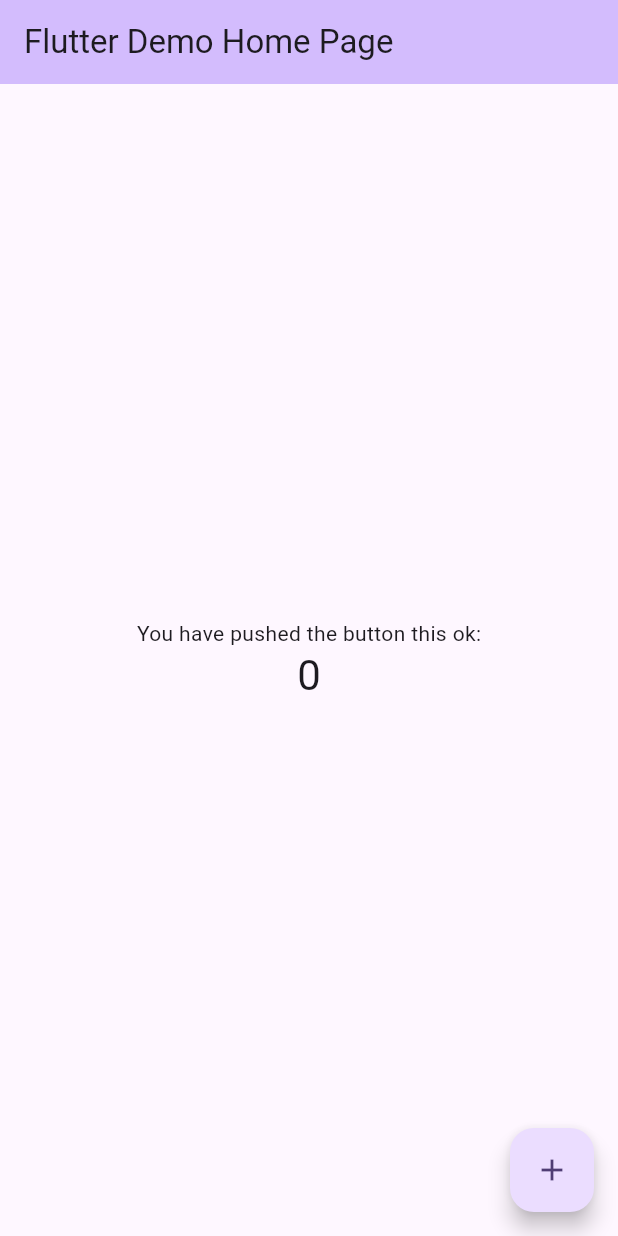
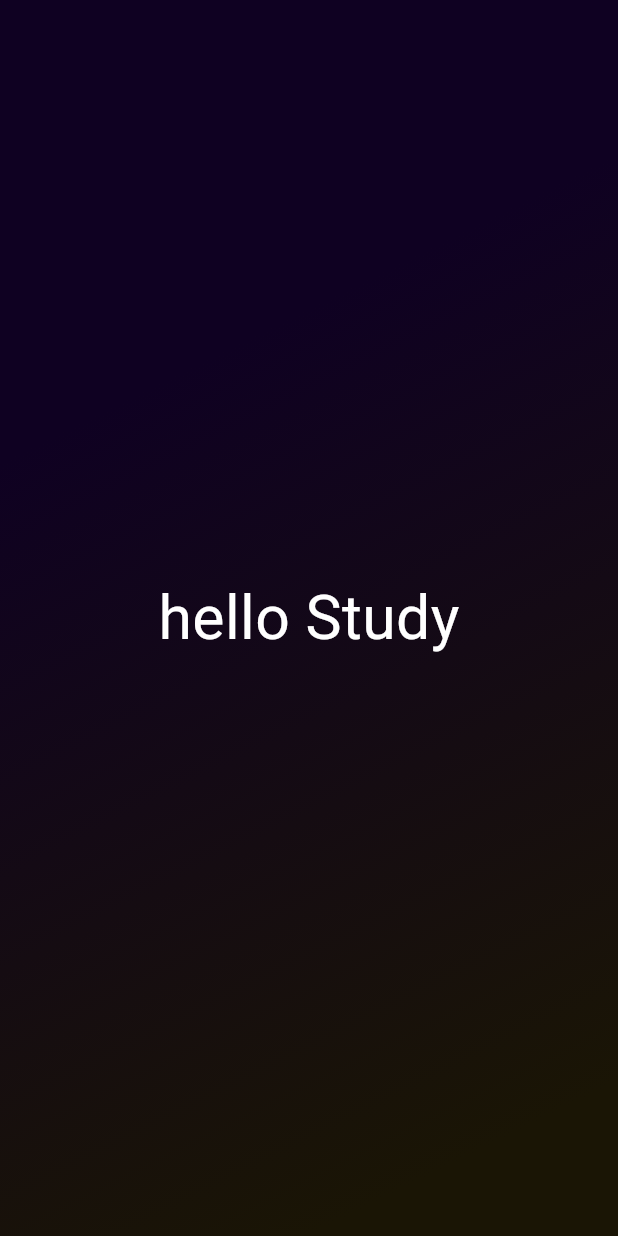
Before and after one commit to nikuwadaskar/roll_a_dice_flutter_android_app, a Flutter app: the screen it shows after launch, on a phone screen of 412 x 824 dp. Run offline on Flutter 3.47's test engine with Material 3 defaults, Android fonts, the phone set to English and light mode, and no system bars.

Commit message:
started with project

```diff
--- /dev/null
+++ b/lib/gradient_container.dart
@@ -0,0 +1,54 @@
+// import 'package:flutter/material.dart';
+// import 'styled_text.dart';
+
+// const startAlignment = Alignment.topLeft;
+// const endAlignment = Alignment.bottomRight;
+
+// class GradientContainer extends StatelessWidget {
+//   const GradientContainer({super.key, required this.colors});
+
+//   final List<Color> colors;
+
+//   @override
+//   Widget build(context) {
+//     return Container(
+//       decoration: BoxDecoration(
+//         gradient: LinearGradient(
+//           colors: colors,
+//           begin: startAlignment,
+//           end: endAlignment,
+//           stops: const [0.3, 0.9],
+//         ),
+//       ),
+//       child: const Center(child: StyledText("hello Study")),
+//     );
+//   }
+// }
+
+import 'package:flutter/material.dart';
+import 'styled_text.dart';
+
+const startAlignment = Alignment.topLeft;
+const endAlignment = Alignment.bottomRight;
+
+class GradientContainer extends StatelessWidget {
+  const GradientContainer(this.color1, this.color2, {super.key});
+
+  final Color color1;
+  final Color color2;
+
+  @override
+  Widget build(context) {
+    return Container(
+      decoration: BoxDecoration(
+        gradient: LinearGradient(
+          colors: [color1, color2],
+          begin: startAlignment,
+          end: endAlignment,
+          stops: const [0.3, 0.9],
+        ),
+      ),
+      child: const Center(child: StyledText("hello Study")),
+    );
+  }
+}
--- a/lib/main.dart
+++ b/lib/main.dart
@@ -1,125 +1,15 @@
 import 'package:flutter/material.dart';
+import 'gradient_container.dart';
 
 void main() {
-  runApp(const MyApp());
-}
-
-class MyApp extends StatelessWidget {
-  const MyApp({super.key});
-
-  // This widget is the root of your application.
-  @override
-  Widget build(BuildContext context) {
-    return MaterialApp(
-      title: 'Flutter Demo',
-      theme: ThemeData(
-        // This is the theme of your application.
-        //
-        // TRY THIS: Try running your application with "flutter run". You'll see
-        // the application has a purple toolbar. Then, without quitting the app,
-        // try changing the seedColor in the colorScheme below to Colors.green
-        // and then invoke "hot reload" (save your changes or press the "hot
-        // reload" button in a Flutter-supported IDE, or press "r" if you used
-        // the command line to start the app).
-        //
-        // Notice that the counter didn't reset back to zero; the application
-        // state is not lost during the reload. To reset the state, use hot
-        // restart instead.
-        //
-        // This works for code too, not just values: Most code changes can be
-        // tested with just a hot reload.
-        colorScheme: ColorScheme.fromSeed(seedColor: Colors.deepPurple),
-        useMaterial3: true,
-      ),
-      home: const MyHomePage(title: 'Flutter Demo Home Page'),
-    );
-  }
-}
-
-class MyHomePage extends StatefulWidget {
-  const MyHomePage({super.key, required this.title});
-
-  // This widget is the home page of your application. It is stateful, meaning
-  // that it has a State object (defined below) that contains fields that affect
-  // how it looks.
-
-  // This class is the configuration for the state. It holds the values (in this
-  // case the title) provided by the parent (in this case the App widget) and
-  // used by the build method of the State. Fields in a Widget subclass are
-  // always marked "final".
-
-  final String title;
-
-  @override
-  State<MyHomePage> createState() => _MyHomePageState();
-}
-
-class _MyHomePageState extends State<MyHomePage> {
-  int _counter = 0;
-
-  void _incrementCounter() {
-    setState(() {
-      // This call to setState tells the Flutter framework that something has
-      // changed in this State, which causes it to rerun the build method below
-      // so that the display can reflect the updated values. If we changed
-      // _counter without calling setState(), then the build method would not be
-      // called again, and so nothing would appear to happen.
-      _counter++;
-    });
-  }
-
-  @override
-  Widget build(BuildContext context) {
-    // This method is rerun every time setState is called, for instance as done
-    // by the _incrementCounter method above.
-    //
-    // The Flutter framework has been optimized to make rerunning build methods
-    // fast, so that you can just rebuild anything that needs updating rather
-    // than having to individually change instances of widgets.
-    return Scaffold(
-      appBar: AppBar(
-        // TRY THIS: Try changing the color here to a specific color (to
-        // Colors.amber, perhaps?) and trigger a hot reload to see the AppBar
-        // change color while the other colors stay the same.
-        backgroundColor: Theme.of(context).colorScheme.inversePrimary,
-        // Here we take the value from the MyHomePage object that was created by
-        // the App.build method, and use it to set our appbar title.
-        title: Text(widget.title),
-      ),
-      body: Center(
-        // Center is a layout widget. It takes a single child and positions it
-        // in the middle of the parent.
-        child: Column(
-          // Column is also a layout widget. It takes a list of children and
-          // arranges them vertically. By default, it sizes itself to fit its
-          // children horizontally, and tries to be as tall as its parent.
-          //
-          // Column has various properties to control how it sizes itself and
-          // how it positions its children. Here we use mainAxisAlignment to
-          // center the children vertically; the main axis here is the vertical
-          // axis because Columns are vertical (the cross axis would be
-          // horizontal).
-          //
-          // TRY THIS: Invoke "debug painting" (choose the "Toggle Debug Paint"
-          // action in the IDE, or press "p" in the console), to see the
-          // wireframe for each widget.
-          mainAxisAlignment: MainAxisAlignment.center,
-          children: <Widget>[
-            const Text(
-              'You have pushed the button this ok:',
-            ),
-            Text(
-              '$_counter',
-              style: Theme.of(context).textTheme.headlineMedium,
-            ),
-          ],
+  runApp(
+    const MaterialApp(
+      home: Scaffold(
+        body: GradientContainer(
+          Color.fromARGB(255, 15, 1, 34),
+          Color.fromARGB(255, 26, 21, 5),
         ),
       ),
-      floatingActionButton: FloatingActionButton(
-        onPressed: _incrementCounter,
-        tooltip: 'Increment',
-        child: const Icon(Icons.add),
-      ), // This trailing comma makes auto-formatting nicer for build methods.
-    );
-  }
+    ),
+  );
 }
--- /dev/null
+++ b/lib/styled_text.dart
@@ -0,0 +1,18 @@
+import 'package:flutter/material.dart';
+
+class StyledText extends StatelessWidget {
+  const StyledText(this.text, {super.key});
+
+  final String text;
+
+  @override
+  Widget build(context) {
+    return Text(
+      text,
+      style: const TextStyle(
+        color: Colors.white,
+        fontSize: 40.5,
+      ),
+    );
+  }
+}
```
Also changed, not shown: assets/dice-1.png (added), assets/dice-2.png (added), assets/dice-3.png (added), assets/dice-4.png (added), assets/dice-5.png (added), assets/dice-6.png (added).
